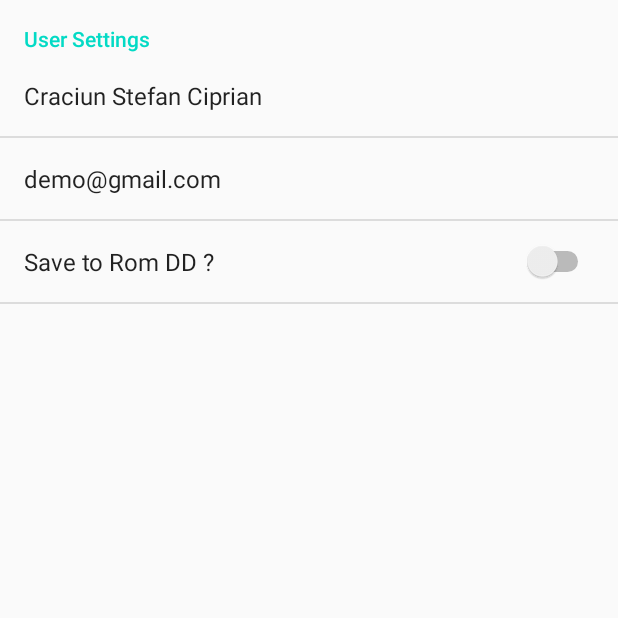
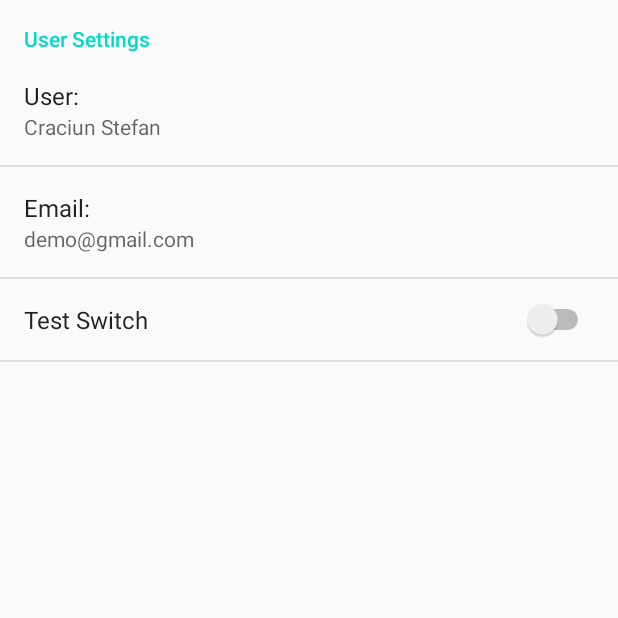
Before and after one commit to evalcraciun/android-lab5, an Android app: the SettingsActivity screen opened directly, with no data from a screen before it, on a phone screen of 412 x 824 dp, the top half of it. Run offline under Robolectric (Android 15) with nearby library versions, the phone set to English and light mode, and no system bars.

Commit message:
adaugare explicatii si imagini

```diff
--- a/app/src/main/res/xml/preferences.xml
+++ b/app/src/main/res/xml/preferences.xml
@@ -7,7 +7,8 @@
             android:key="edit_text_preference_1"
             android:selectAllOnFocus="true"
             android:singleLine="true"
-            android:title="Craciun Stefan Ciprian"
+            android:title="User:"
+            android:summary="Craciun Stefan"
             android:id="@+id/getName"/>
     </PreferenceCategory>
     <EditTextPreference
@@ -15,11 +16,12 @@
         android:key="edit_text_preference_2"
         android:selectAllOnFocus="true"
         android:singleLine="true"
-        android:title="demo@gmail.com"
+        android:title="Email:"
+        android:summary="demo@gmail.com"
         android:id="@+id/getEmail"/>
 
     <SwitchPreference
         android:key="test"
-        android:title="Save to Rom DD ?"
+        android:title="Test Switch"
         android:defaultValue="false" />
 </PreferenceScreen>
```
Also changed, not shown: 3 other files.
